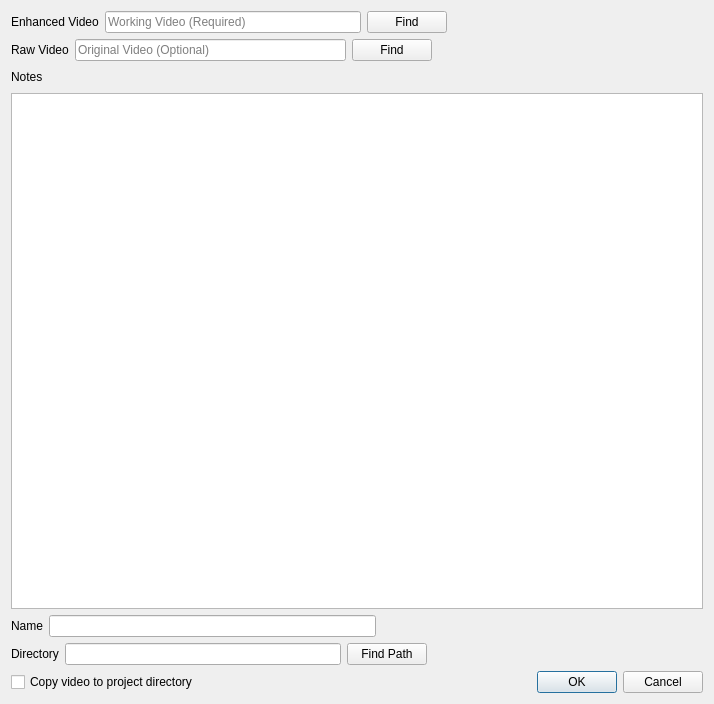
Old version of the form resources/designer_ui/projectstartdialog.ui in the repository jonathanHuwP/CrystalGrowthTracker.
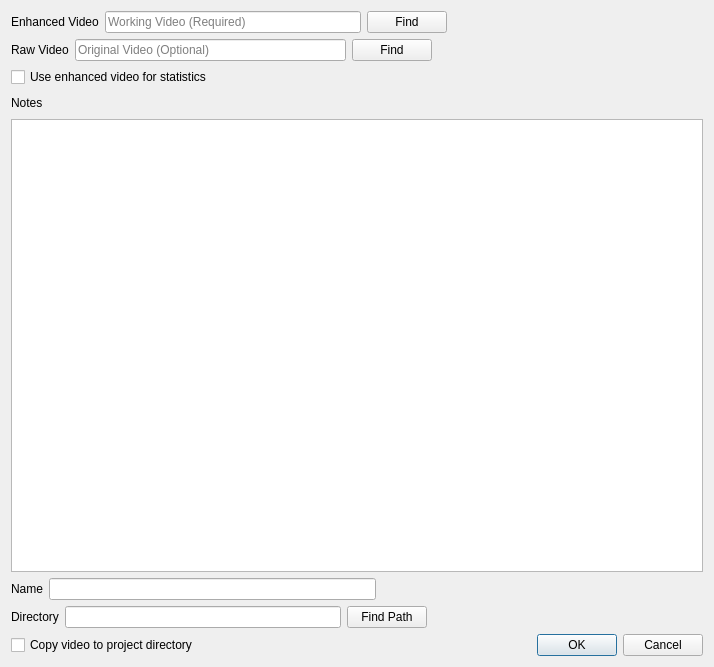
New version of the form.

```diff
--- a/resources/designer_ui/projectstartdialog.ui
+++ b/resources/designer_ui/projectstartdialog.ui
@@ -7,7 +7,7 @@
     <x>0</x>
     <y>0</y>
     <width>714</width>
-    <height>704</height>
+    <height>667</height>
    </rect>
   </property>
   <property name="windowTitle">
@@ -102,6 +102,30 @@
      </item>
     </layout>
    </item>
+   <item>
+    <layout class="QHBoxLayout" name="horizontalLayout_7">
+     <item>
+      <widget class="QCheckBox" name="_statisticsFromEnhancedVideo">
+       <property name="text">
+        <string>Use enhanced video for statistics</string>
+       </property>
+      </widget>
+     </item>
+     <item>
+      <spacer name="horizontalSpacer_7">
+       <property name="orientation">
+        <enum>Qt::Horizontal</enum>
+       </property>
+       <property name="sizeHint" stdset="0">
+        <size>
+         <width>40</width>
+         <height>20</height>
+        </size>
+       </property>
+      </spacer>
+     </item>
+    </layout>
+   </item>
    <item>
     <layout class="QVBoxLayout" name="verticalLayout">
      <item>
```
